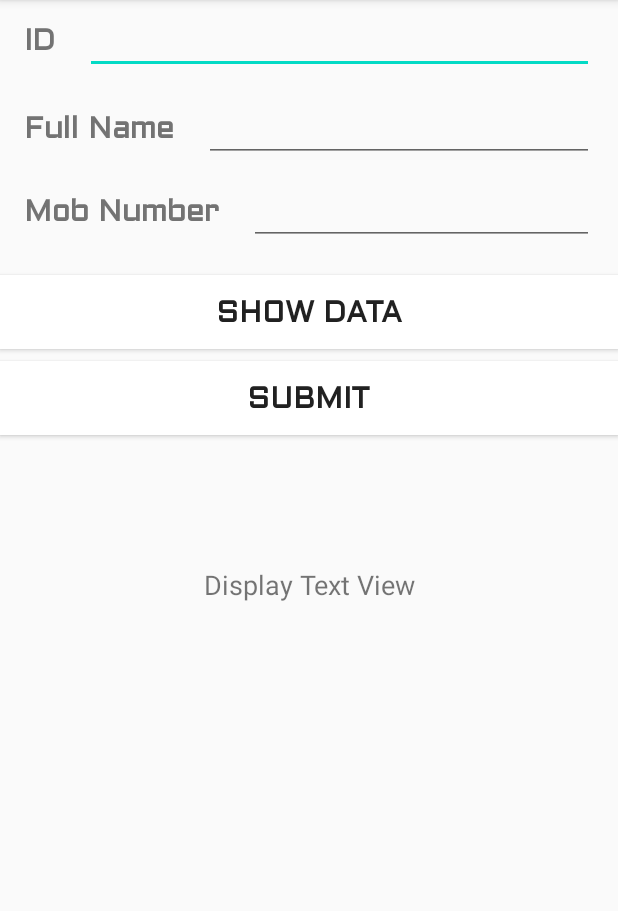
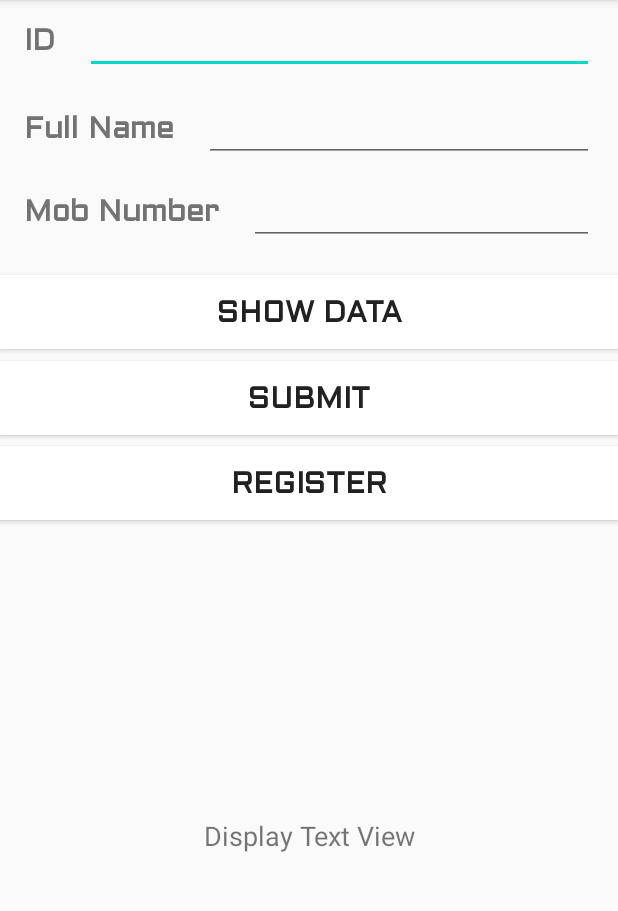
Before and after one commit to sophin123/DatabaseCenter, an Android app: the screen it shows after launch (MainActivity), on a phone screen of 412 x 824 dp, the part 84-995 px from its top. Run offline under Robolectric (Android 15) with nearby library versions, the phone set to English and light mode, and no system bars.

Commit message:
Added Register Button in activity layout

```diff
--- a/app/src/main/res/layout/activity_main.xml
+++ b/app/src/main/res/layout/activity_main.xml
@@ -106,9 +106,8 @@
         android:textSize="18sp"
         android:visibility="visible"
         app:layout_constraintBottom_toBottomOf="parent"
-        app:layout_constraintTop_toBottomOf="@+id/submitBtn"
-        app:layout_constraintVertical_bias="0.0"
-        tools:layout_editor_absoluteX="0dp" />
+        app:layout_constraintTop_toBottomOf="@+id/registerBtn"
+        tools:layout_editor_absoluteX="16dp" />
 
     <ProgressBar
         android:id="@+id/progressBar"
@@ -120,4 +119,14 @@
         app:layout_constraintEnd_toEndOf="@+id/displayTextView"
         app:layout_constraintStart_toStartOf="@+id/displayTextView"
         app:layout_constraintTop_toBottomOf="@+id/submitBtn" />
+
+    <Button
+        android:id="@+id/registerBtn"
+        style="@style/buttonStyle"
+        android:layout_width="match_parent"
+        android:layout_height="wrap_content"
+        android:layout_marginTop="7dp"
+        android:text="Register"
+        app:layout_constraintTop_toBottomOf="@+id/submitBtn"
+        tools:layout_editor_absoluteX="161dp" />
 </androidx.constraintlayout.widget.ConstraintLayout>
```
